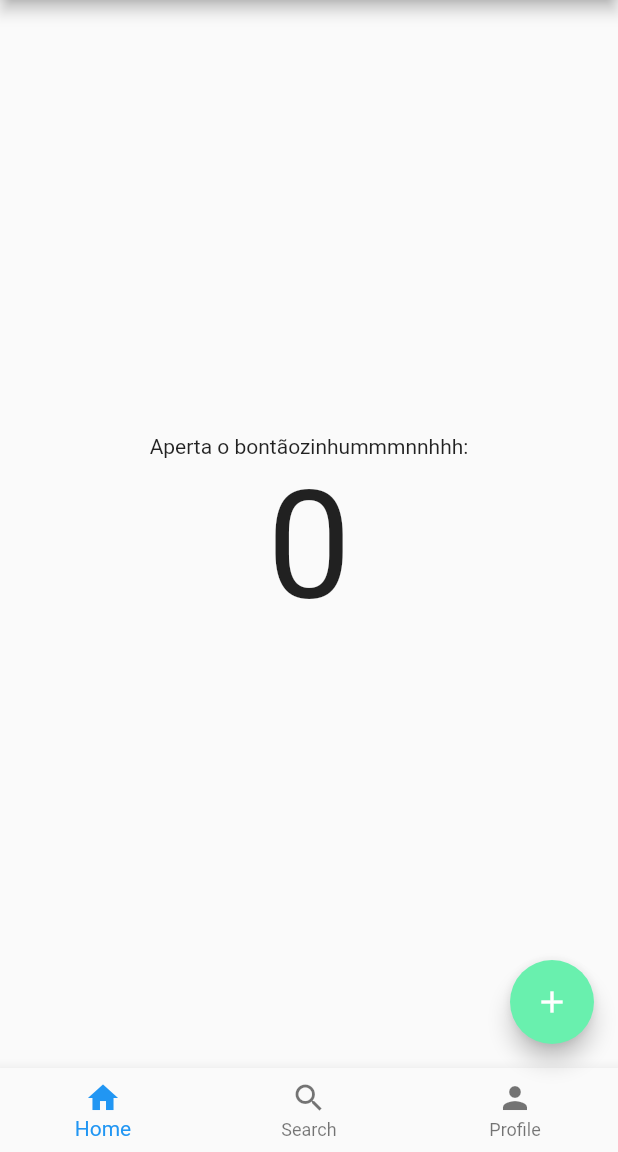
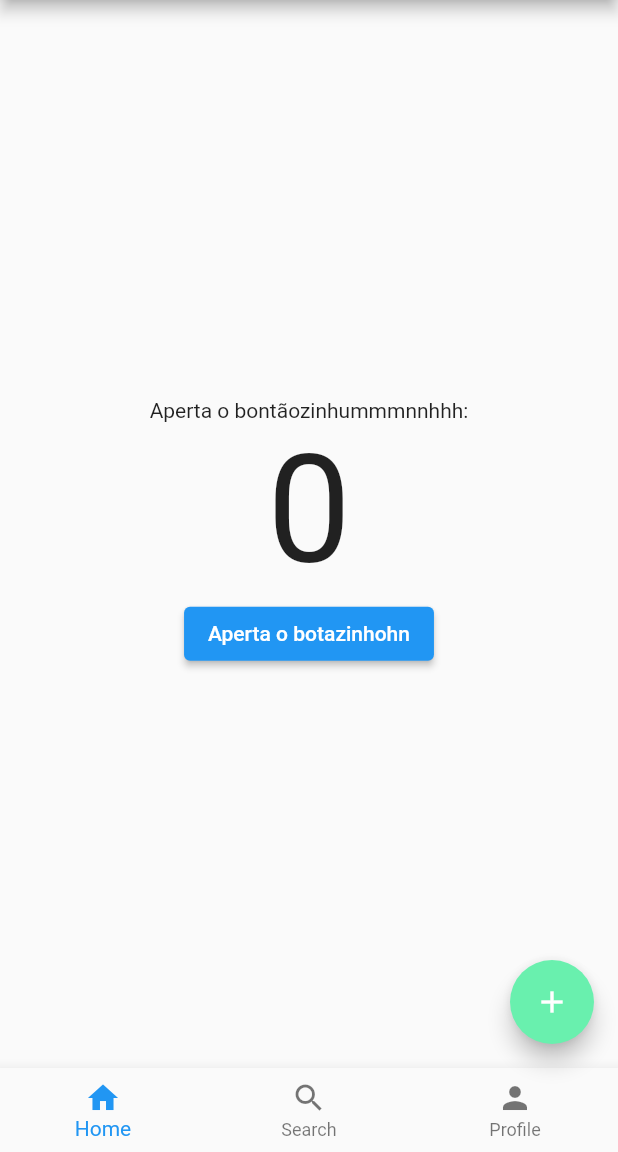
Before and after one commit to jeffersonjpr/FIreship-Flutter-Basic-Training, a Flutter app: the screen it shows after launch, on a phone screen of 412 x 824 dp, the part 84-1236 px from its top. Run offline on Flutter 3.47's test engine with Material 2 defaults, Android fonts, the phone set to English and light mode, and no system bars.

Commit message:
botãozinhohnnmmmm2

```diff
--- a/lib/main.dart
+++ b/lib/main.dart
@@ -1,3 +1,5 @@
+import 'package:coolapp/screen_one.dart';
+import 'package:coolapp/screen_two.dart';
 import 'package:flutter/material.dart';
 import 'dart:math';
 import 'dart:ui';
@@ -18,81 +20,11 @@ class _MyAppState extends State<MyApp> {
   @override
   Widget build(BuildContext context) {
     return MaterialApp(
-      home: Scaffold(
-        appBar: AppBar(
-          backgroundColor: Colors.blueAccent,
-          title: Text('Fluntter'),
-        ),
-        body: Center(
-          child: Column(
-            mainAxisAlignment: MainAxisAlignment.center,
-            children: [
-              Text(
-                'Aperta o bontãozinhummmnnhhh:',
-              ),
-              Text(
-                '$count',
-                style: const TextStyle(fontSize: 100),
-              ),
-            ],
-          ),
-        ),
-        floatingActionButton: FloatingActionButton(
-          backgroundColor: Colors.greenAccent,
-          child: const Icon(Icons.add),
-          onPressed: () {
-            setState(
-              () {
-                count++;
-              },
-            );
-          },
-        ),
-        bottomNavigationBar: BottomNavigationBar(
-          items: const [
-            BottomNavigationBarItem(
-              icon: Icon(Icons.home),
-              label: 'Home',
-            ),
-            BottomNavigationBarItem(
-              icon: Icon(Icons.search),
-              label: 'Search',
-            ),
-            BottomNavigationBarItem(
-              icon: Icon(Icons.person),
-              label: 'Profile',
-            ),
-          ],
-        ),
-        drawer: Drawer(
-          child: ListView(
-            children: const [
-              DrawerHeader(
-                child: Text('Drawer Header'),
-                decoration: BoxDecoration(
-                  color: Colors.redAccent,
-                ),
-              ),
-              ListTile(
-                leading: Icon(Icons.message),
-                title: Text('Messages'),
-              ),
-              ListTile(
-                leading: Icon(Icons.account_circle),
-                title: Text('Profile'),
-              ),
-              ListTile(
-                leading: Icon(Icons.settings),
-                title: Text('Settings'),
-              ),
-            ],
-          ),
-        ),
-      ),
+      initialRoute: '/',
+      routes: {
+        '/': (context) => ScreenOne(),
+        '/second': (context) => ScreenTwo(),
+      },
     );
   }
-
-  randomColor() {
-    return Color(Random().nextInt(0xffffffff));
-  }
 }
--- /dev/null
+++ b/lib/screen_one.dart
@@ -0,0 +1,92 @@
+import 'package:flutter/material.dart';
+
+class ScreenOne extends StatefulWidget {
+  ScreenOne({Key? key}) : super(key: key);
+
+  @override
+  State<ScreenOne> createState() => _ScreenOneState();
+}
+
+class _ScreenOneState extends State<ScreenOne> {
+  int count = 0;
+  @override
+  Widget build(BuildContext context) {
+    return Scaffold(
+      appBar: AppBar(
+        backgroundColor: Colors.blueAccent,
+        title: Text('Fluntter'),
+      ),
+      body: Center(
+        child: Column(
+          mainAxisAlignment: MainAxisAlignment.center,
+          children: [
+            Text(
+              'Aperta o bontãozinhummmnnhhh:',
+            ),
+            Text(
+              '$count',
+              style: const TextStyle(fontSize: 100),
+            ),
+            ElevatedButton(
+              child: const Text('Aperta o botazinhohn'),
+              onPressed: () {
+                Navigator.pushNamed(context, '/second');
+              },
+            )
+          ],
+        ),
+      ),
+      floatingActionButton: FloatingActionButton(
+        backgroundColor: Colors.greenAccent,
+        child: const Icon(Icons.add),
+        onPressed: () {
+          setState(
+            () {
+              count++;
+            },
+          );
+        },
+      ),
+      bottomNavigationBar: BottomNavigationBar(
+        items: const [
+          BottomNavigationBarItem(
+            icon: Icon(Icons.home),
+            label: 'Home',
+          ),
+          BottomNavigationBarItem(
+            icon: Icon(Icons.search),
+            label: 'Search',
+          ),
+          BottomNavigationBarItem(
+            icon: Icon(Icons.person),
+            label: 'Profile',
+          ),
+        ],
+      ),
+      drawer: Drawer(
+        child: ListView(
+          children: const [
+            DrawerHeader(
+              child: Text('Drawer Header'),
+              decoration: BoxDecoration(
+                color: Colors.redAccent,
+              ),
+            ),
+            ListTile(
+              leading: Icon(Icons.message),
+              title: Text('Messages'),
+            ),
+            ListTile(
+              leading: Icon(Icons.account_circle),
+              title: Text('Profile'),
+            ),
+            ListTile(
+              leading: Icon(Icons.settings),
+              title: Text('Settings'),
+            ),
+          ],
+        ),
+      ),
+    );
+  }
+}
```
Also changed, not shown: lib/screen_two.dart (added, +23 -0 lines).
